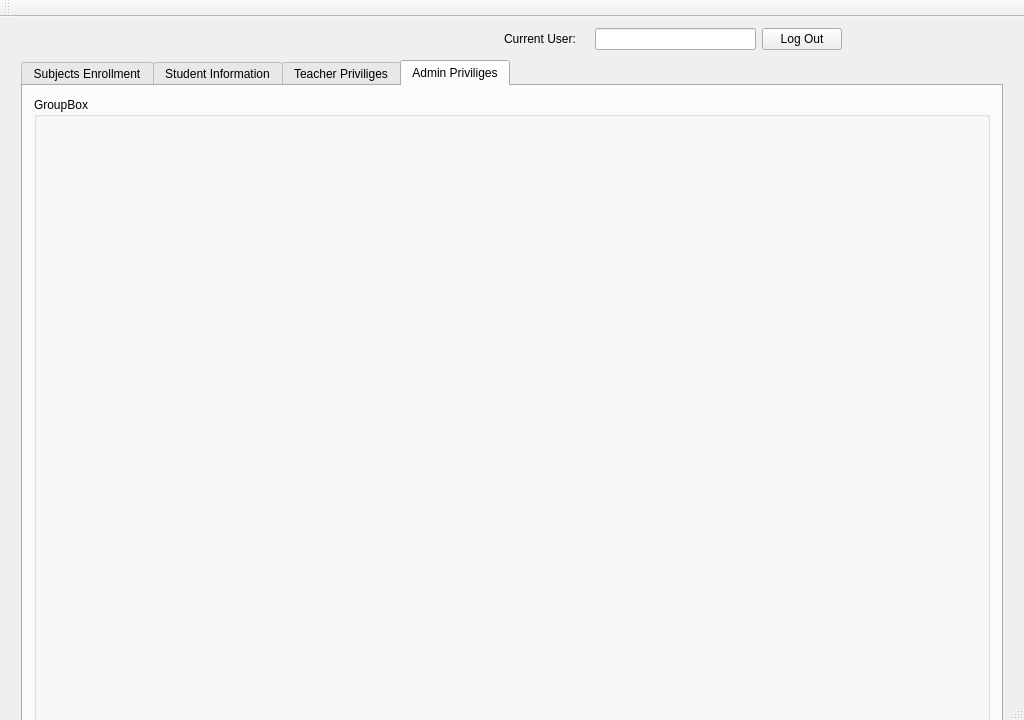
Above: AIS_Login/AIS_MainWindow.ui from Holikma/Application_AIS before the change. Below: the same form after it.
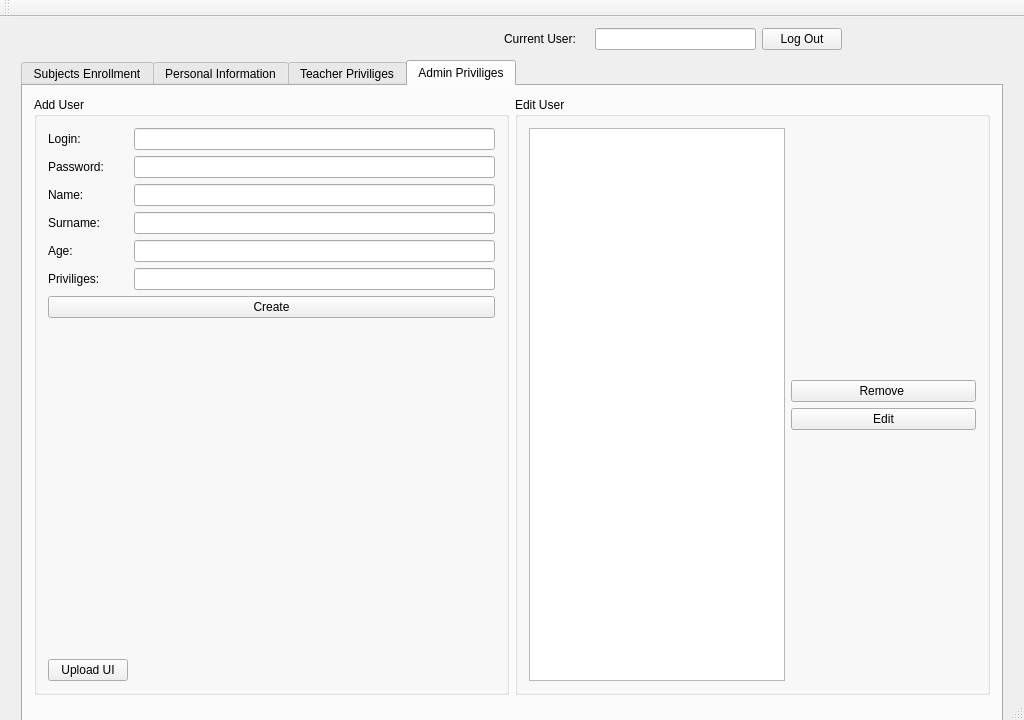
That is the form after the change. The open tabs and pages were chosen to show the change.

What changed in the file:
```diff
--- a/AIS_Login/AIS_MainWindow.ui
+++ b/AIS_Login/AIS_MainWindow.ui
@@ -198,7 +198,7 @@
           </size>
          </property>
          <attribute name="title">
-          <string>Student Information</string>
+          <string>Personal Information</string>
          </attribute>
          <layout class="QGridLayout" name="gridLayout_2" columnstretch="0,0">
           <item row="0" column="0">
@@ -366,14 +366,31 @@
             </property>
             <layout class="QFormLayout" name="formLayout">
              <item row="0" column="0">
-              <widget class="QLabel" name="label_4">
-               <property name="text">
-                <string>TextLabel</string>
-               </property>
-              </widget>
+              <widget class="QTableWidget" name="tableWidget_4"/>
              </item>
              <item row="0" column="1">
-              <widget class="QLineEdit" name="lineEdit_2"/>
+              <layout class="QVBoxLayout" name="verticalLayout_3">
+               <item>
+                <widget class="QPushButton" name="pushButton_7">
+                 <property name="text">
+                  <string>Enroll for Test</string>
+                 </property>
+                </widget>
+               </item>
+               <item>
+                <spacer name="verticalSpacer_5">
+                 <property name="orientation">
+                  <enum>Qt::Vertical</enum>
+                 </property>
+                 <property name="sizeHint" stdset="0">
+                  <size>
+                   <width>20</width>
+                   <height>40</height>
+                  </size>
+                 </property>
+                </spacer>
+               </item>
+              </layout>
              </item>
             </layout>
            </widget>
@@ -395,6 +412,12 @@
          </layout>
         </widget>
         <widget class="QWidget" name="Admin_Priviliges">
+         <property name="maximumSize">
+          <size>
+           <width>16777215</width>
+           <height>620</height>
+          </size>
+         </property>
          <attribute name="title">
           <string>Admin Priviliges</string>
          </attribute>
@@ -402,8 +425,153 @@
           <item row="0" column="0">
            <widget class="QGroupBox" name="groupBox_5">
             <property name="title">
-             <string>GroupBox</string>
+             <string>Add User</string>
             </property>
+            <layout class="QFormLayout" name="formLayout_2">
+             <item row="0" column="0">
+              <widget class="QLabel" name="label_11">
+               <property name="text">
+                <string>Login:</string>
+               </property>
+              </widget>
+             </item>
+             <item row="0" column="1">
+              <widget class="QLineEdit" name="lineEdit_9"/>
+             </item>
+             <item row="1" column="0">
+              <widget class="QLabel" name="label_12">
+               <property name="text">
+                <string>Password:</string>
+               </property>
+              </widget>
+             </item>
+             <item row="1" column="1">
+              <widget class="QLineEdit" name="lineEdit_10"/>
+             </item>
+             <item row="2" column="0">
+              <widget class="QLabel" name="label_13">
+               <property name="text">
+                <string>Name:</string>
+               </property>
+              </widget>
+             </item>
+             <item row="2" column="1">
+              <widget class="QLineEdit" name="lineEdit_11"/>
+             </item>
+             <item row="3" column="0">
+              <widget class="QLabel" name="label_14">
+               <property name="text">
+                <string>Surname:</string>
+               </property>
+              </widget>
+             </item>
+             <item row="3" column="1">
+              <widget class="QLineEdit" name="lineEdit_12"/>
+             </item>
+             <item row="4" column="0">
+              <widget class="QLabel" name="label_15">
+               <property name="text">
+                <string>Age:</string>
+               </property>
+              </widget>
+             </item>
+             <item row="4" column="1">
+              <widget class="QLineEdit" name="lineEdit_13"/>
+             </item>
+             <item row="6" column="0" colspan="2">
+              <widget class="QPushButton" name="pushButton_3">
+               <property name="text">
+                <string>Create</string>
+               </property>
+              </widget>
+             </item>
+             <item row="7" column="0">
+              <spacer name="verticalSpacer_2">
+               <property name="orientation">
+                <enum>Qt::Vertical</enum>
+               </property>
+               <property name="sizeHint" stdset="0">
+                <size>
+                 <width>20</width>
+                 <height>40</height>
+                </size>
+               </property>
+              </spacer>
+             </item>
+             <item row="8" column="0">
+              <widget class="QPushButton" name="pushButton_4">
+               <property name="text">
+                <string>Upload UI</string>
+               </property>
+              </widget>
+             </item>
+             <item row="5" column="0">
+              <widget class="QLabel" name="label_4">
+               <property name="text">
+                <string>Priviliges:</string>
+               </property>
+              </widget>
+             </item>
+             <item row="5" column="1">
+              <widget class="QLineEdit" name="lineEdit_2"/>
+             </item>
+            </layout>
+           </widget>
+          </item>
+          <item row="0" column="1">
+           <widget class="QGroupBox" name="groupBox_7">
+            <property name="title">
+             <string>Edit User</string>
+            </property>
+            <layout class="QFormLayout" name="formLayout_3">
+             <item row="0" column="0">
+              <widget class="QTableWidget" name="tableWidget_3"/>
+             </item>
+             <item row="0" column="1">
+              <layout class="QVBoxLayout" name="verticalLayout_2">
+               <item>
+                <spacer name="verticalSpacer_6">
+                 <property name="orientation">
+                  <enum>Qt::Vertical</enum>
+                 </property>
+                 <property name="sizeHint" stdset="0">
+                  <size>
+                   <width>20</width>
+                   <height>40</height>
+                  </size>
+                 </property>
+                </spacer>
+               </item>
+               <item>
+                <widget class="QPushButton" name="pushButton_5">
+                 <property name="text">
+                  <string>Remove </string>
+                 </property>
+                </widget>
+               </item>
+               <item>
+                <widget class="QPushButton" name="pushButton_6">
+                 <property name="text">
+                  <string>Edit</string>
+                 </property>
+                </widget>
+               </item>
+               <item>
+                <spacer name="verticalSpacer_3">
+                 <property name="orientation">
+                  <enum>Qt::Vertical</enum>
+                 </property>
+                 <property name="sizeHint" stdset="0">
+                  <size>
+                   <width>20</width>
+                   <height>40</height>
+                  </size>
+                 </property>
+                </spacer>
+               </item>
+              </layout>
+             </item>
+            </layout>
            </widget>
           </item>
          </layout>
```
Left out of the diff: 172 changed lines with no effect on the pictures.
